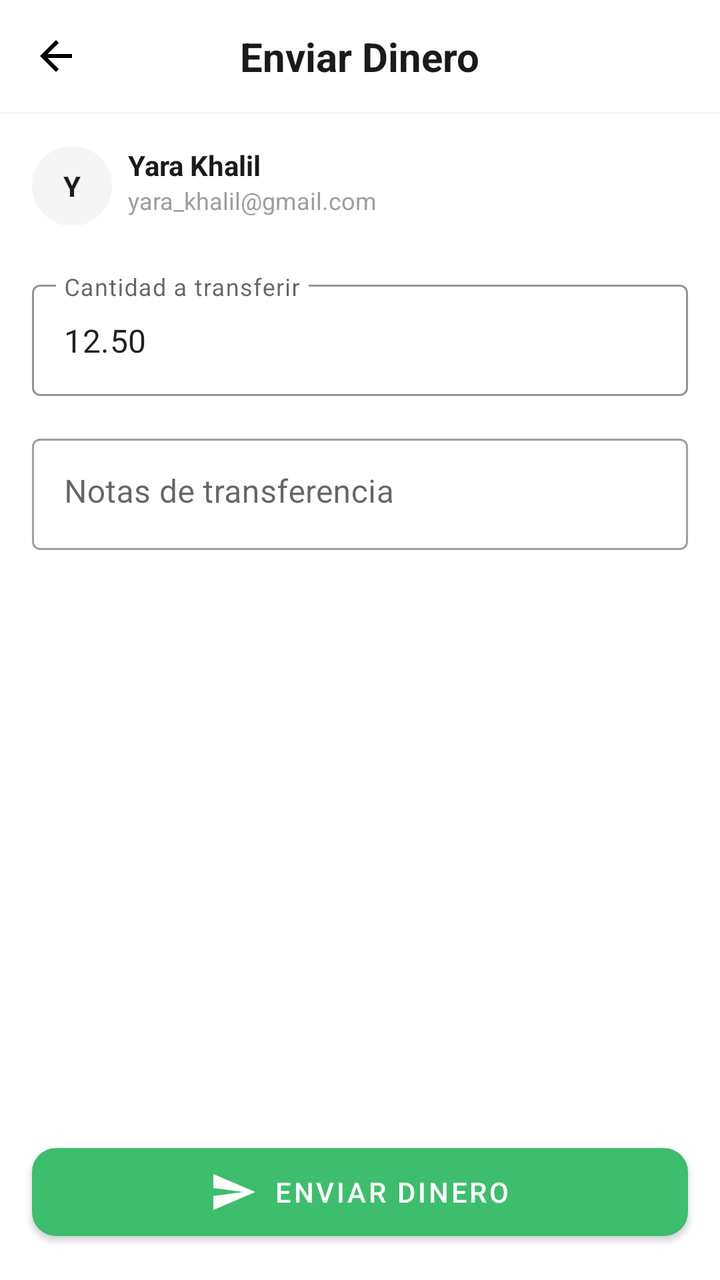
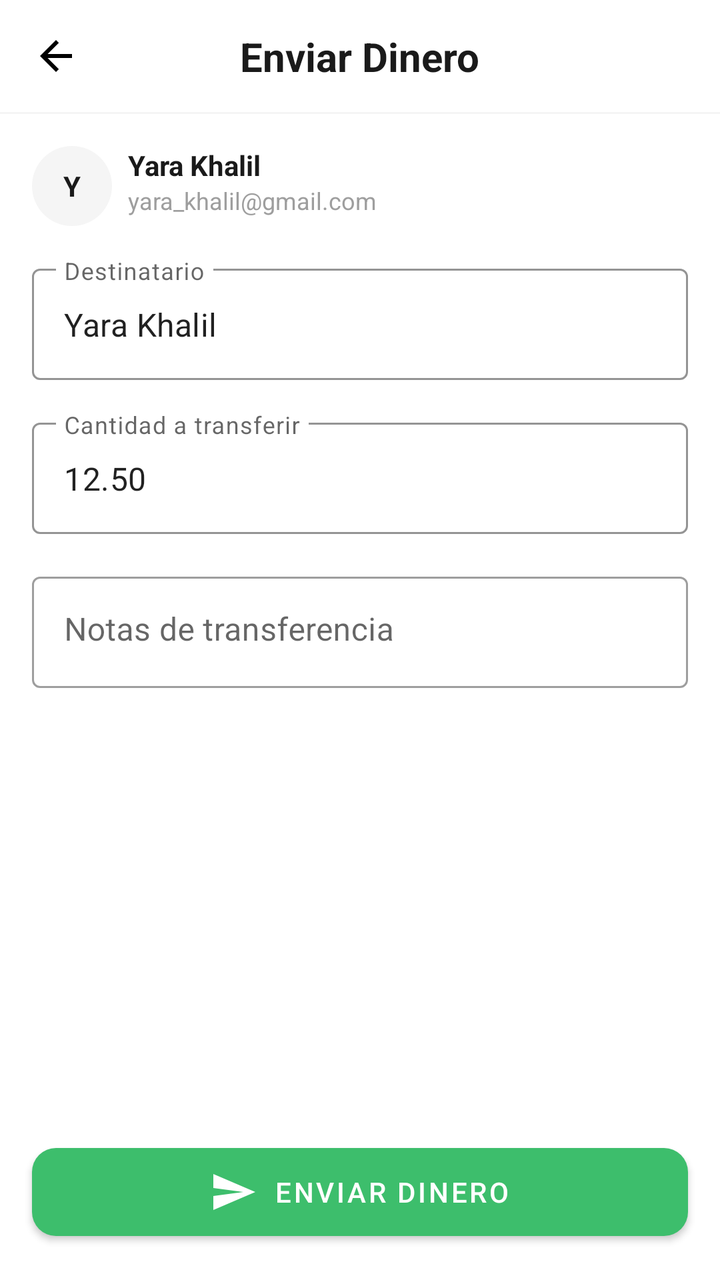

Before-and-after screenshots of an Android layout around one commit, followed by the original layout XML and the change that was made.
<!-- AndroidManifest.xml: application theme Theme.AlkeWallet -->
<!-- res/layout/activity_send_money.xml -->
<?xml version="1.0" encoding="utf-8"?>
<androidx.constraintlayout.widget.ConstraintLayout xmlns:android="http://schemas.android.com/apk/res/android"
    xmlns:app="http://schemas.android.com/apk/res-auto"
    xmlns:tools="http://schemas.android.com/tools"
    android:layout_width="match_parent"
    android:layout_height="match_parent"
    android:background="@color/alke_white">

    <ImageView
        android:id="@+id/ivBack"
        android:layout_width="@dimen/size_icon"
        android:layout_height="@dimen/size_icon"
        android:layout_margin="@dimen/margin_normal"
        android:src="@drawable/ic_back"
        app:layout_constraintStart_toStartOf="parent"
        app:layout_constraintTop_toTopOf="parent" />

    <TextView
        android:id="@+id/tvTitle"
        android:layout_width="wrap_content"
        android:layout_height="wrap_content"
        android:text="@string/send_title"
        android:textColor="@color/alke_black"
        android:textSize="@dimen/text_title"
        android:textStyle="bold"
        app:layout_constraintBottom_toBottomOf="@+id/ivBack"
        app:layout_constraintEnd_toEndOf="parent"
        app:layout_constraintStart_toStartOf="parent"
        app:layout_constraintTop_toTopOf="@+id/ivBack" />

    <View
        android:id="@+id/separator"
        android:layout_width="match_parent"
        android:layout_height="1dp"
        android:layout_marginTop="@dimen/margin_normal"
        android:background="@color/alke_gray_bg"
        app:layout_constraintTop_toBottomOf="@+id/ivBack" />

    
    <TextView
        android:id="@+id/tvInitial"
        android:layout_width="40dp"
        android:layout_height="40dp"
        android:layout_margin="@dimen/margin_normal"
        android:background="@drawable/bg_circle_gray"
        android:gravity="center"
        android:text="@string/placeholder_initial"
        android:textColor="@color/alke_black"
        android:textStyle="bold"
        app:layout_constraintStart_toStartOf="parent"
        app:layout_constraintTop_toBottomOf="@+id/separator" />

    <TextView
        android:id="@+id/tvRecipientName"
        android:layout_width="wrap_content"
        android:layout_height="wrap_content"
        android:layout_marginStart="@dimen/margin_small"
        android:text="@string/placeholder_recipient_name"
        android:textColor="@color/alke_black"
        android:textStyle="bold"
        app:layout_constraintStart_toEndOf="@+id/tvInitial"
        app:layout_constraintTop_toTopOf="@+id/tvInitial" />

    <TextView
        android:id="@+id/tvRecipientEmail"
        android:layout_width="wrap_content"
        android:layout_height="wrap_content"
        android:text="@string/placeholder_recipient_email"
        android:textColor="@color/alke_gray_text"
        android:textSize="@dimen/text_caption"
        app:layout_constraintStart_toStartOf="@+id/tvRecipientName"
        app:layout_constraintTop_toBottomOf="@+id/tvRecipientName" />

    <com.google.android.material.textfield.TextInputLayout
        android:id="@+id/tilAmount"
        style="@style/Widget.MaterialComponents.TextInputLayout.OutlinedBox"
        android:layout_width="0dp"
        android:layout_height="wrap_content"
        android:layout_marginHorizontal="@dimen/margin_normal"
        android:layout_marginTop="@dimen/margin_large"
        android:hint="@string/label_amount_send"
        app:boxStrokeColor="@color/alke_blue_primary"
        app:layout_constraintEnd_toEndOf="parent"
        app:layout_constraintStart_toStartOf="parent"
        app:layout_constraintTop_toBottomOf="@+id/tvInitial">

        <com.google.android.material.textfield.TextInputEditText
            android:id="@+id/etAmount"
            android:layout_width="match_parent"
            android:layout_height="wrap_content"
            android:inputType="numberDecimal"
            android:text="@string/placeholder_amount_send" />

    </com.google.android.material.textfield.TextInputLayout>

    <com.google.android.material.textfield.TextInputLayout
        android:id="@+id/tilNotes"
        style="@style/Widget.MaterialComponents.TextInputLayout.OutlinedBox"
        android:layout_width="0dp"
        android:layout_height="wrap_content"
        android:layout_marginHorizontal="@dimen/margin_normal"
        android:layout_marginTop="@dimen/margin_normal"
        android:hint="@string/label_notes"
        android:minHeight="120dp"
        app:layout_constraintEnd_toEndOf="parent"
        app:layout_constraintStart_toStartOf="parent"
        app:layout_constraintTop_toBottomOf="@+id/tilAmount">

        <com.google.android.material.textfield.TextInputEditText
            android:id="@+id/etNotes"
            android:layout_width="match_parent"
            android:layout_height="wrap_content"
            android:gravity="top"
            android:inputType="textMultiLine" />

    </com.google.android.material.textfield.TextInputLayout>

    <com.google.android.material.button.MaterialButton
        android:id="@+id/btnEnviarDinero"
        android:layout_width="0dp"
        android:layout_height="@dimen/height_button"
        android:layout_margin="@dimen/margin_normal"
        android:text="@string/btn_send"
        android:textColor="@color/alke_white"
        app:backgroundTint="@color/alke_green_action"
        app:cornerRadius="@dimen/radius_button"
        app:icon="@drawable/ic_send"
        app:iconGravity="textStart"
        app:layout_constraintBottom_toBottomOf="parent"
        app:layout_constraintEnd_toEndOf="parent"
        app:layout_constraintStart_toStartOf="parent" />

</androidx.constraintlayout.widget.ConstraintLayout>
<!-- resources referenced by this layout -->
<resources>
  <color name="alke_black">#1A1A1A</color>
  <color name="alke_blue_primary">#4A90D9</color>
  <color name="alke_gray_bg">#F5F5F5</color>
  <color name="alke_gray_text">#9E9E9E</color>
  <color name="alke_green_action">#3DBE6C</color>
  <color name="alke_white">#FFFFFF</color>
  <dimen name="height_button">56dp</dimen>
  <dimen name="margin_large">24dp</dimen>
  <dimen name="margin_normal">16dp</dimen>
  <dimen name="margin_small">8dp</dimen>
  <dimen name="radius_button">12dp</dimen>
  <dimen name="size_icon">24dp</dimen>
  <dimen name="text_caption">12sp</dimen>
  <dimen name="text_title">20sp</dimen>
  <!-- drawable bg_circle_gray (drawable) -->
  <?xml version="1.0" encoding="utf-8"?>
  <shape xmlns:android="http://schemas.android.com/apk/res/android"
      android:shape="oval">
      <solid android:color="@color/alke_gray_bg" />
  </shape>
  <!-- drawable ic_back (drawable) -->
  <vector xmlns:android="http://schemas.android.com/apk/res/android"
      android:width="24dp"
      android:height="24dp"
      android:viewportWidth="24"
      android:viewportHeight="24">
      <path
          android:fillColor="#000000"
          android:pathData="M20,11H7.83l5.59,-5.59L12,4l-8,8 8,8 1.41,-1.41L7.83,13H20v-2z" />
  </vector>
  <!-- drawable ic_send (drawable) -->
  <vector xmlns:android="http://schemas.android.com/apk/res/android"
      android:width="24dp"
      android:height="24dp"
      android:viewportWidth="24"
      android:viewportHeight="24">
      <path
          android:fillColor="#FFFFFF"
          android:pathData="M2.01,21L23,12 2.01,3 2,10l15,2 -15,2z" />
  </vector>
  <string name="btn_send">Enviar Dinero</string>
  <string name="label_amount_send">Cantidad a transferir</string>
  <string name="label_notes">Notas de transferencia</string>
  <string name="placeholder_amount_send">12.50</string>
  <string name="placeholder_initial">Y</string>
  <string name="placeholder_recipient_email">yara_khalil@gmail.com</string>
  <string name="placeholder_recipient_name">Yara Khalil</string>
  <string name="send_title">Enviar Dinero</string>
  <style name="Theme.AlkeWallet" parent="Theme.MaterialComponents.DayNight.NoActionBar">
          <item name="colorPrimary">@color/alke_blue_primary</item>
          <item name="colorPrimaryVariant">@color/alke_blue_dark</item>
          <item name="colorOnPrimary">@color/alke_white</item>
          <item name="colorSecondary">@color/alke_green_action</item>
          <item name="colorOnSecondary">@color/alke_white</item>
      </style>
  <color name="alke_blue_dark">#1A87DD</color>
</resources>

<!-- the commit's change to res/layout/activity_send_money.xml (unified diff, before → after) -->
@@ -71,18 +71,42 @@
         app:layout_constraintStart_toStartOf="@+id/tvRecipientName"
         app:layout_constraintTop_toBottomOf="@+id/tvRecipientName" />
 
+    
+    <com.google.android.material.textfield.TextInputLayout
+        android:id="@+id/tilRecipient"
+        style="@style/Widget.MaterialComponents.TextInputLayout.OutlinedBox"
+        android:layout_width="0dp"
+        android:layout_height="wrap_content"
+        android:layout_marginHorizontal="@dimen/margin_normal"
+        android:layout_marginTop="@dimen/margin_normal"
+        android:hint="Destinatario"
+        app:boxStrokeColor="@color/alke_blue_primary"
+        app:layout_constraintEnd_toEndOf="parent"
+        app:layout_constraintStart_toStartOf="parent"
+        app:layout_constraintTop_toBottomOf="@+id/tvInitial">
+
+        <com.google.android.material.textfield.TextInputEditText
+            android:id="@+id/etRecipient"
+            android:layout_width="match_parent"
+            android:layout_height="wrap_content"
+            android:inputType="textPersonName"
+            android:text="@string/placeholder_recipient_name" />
+
+    </com.google.android.material.textfield.TextInputLayout>
+
+    
     <com.google.android.material.textfield.TextInputLayout
         android:id="@+id/tilAmount"
         style="@style/Widget.MaterialComponents.TextInputLayout.OutlinedBox"
         android:layout_width="0dp"
         android:layout_height="wrap_content"
         android:layout_marginHorizontal="@dimen/margin_normal"
-        android:layout_marginTop="@dimen/margin_large"
+        android:layout_marginTop="@dimen/margin_normal"
         android:hint="@string/label_amount_send"
         app:boxStrokeColor="@color/alke_blue_primary"
         app:layout_constraintEnd_toEndOf="parent"
         app:layout_constraintStart_toStartOf="parent"
-        app:layout_constraintTop_toBottomOf="@+id/tvInitial">
+        app:layout_constraintTop_toBottomOf="@+id/tilRecipient">
 
         <com.google.android.material.textfield.TextInputEditText
             android:id="@+id/etAmount"
@@ -93,6 +117,7 @@
 
     </com.google.android.material.textfield.TextInputLayout>
 
+    
     <com.google.android.material.textfield.TextInputLayout
         android:id="@+id/tilNotes"
         style="@style/Widget.MaterialComponents.TextInputLayout.OutlinedBox"
<!-- resource entries referenced after the edit -->
@@ -7,7 +7,6 @@
   <color name="alke_green_action">#3DBE6C</color>
   <color name="alke_white">#FFFFFF</color>
   <dimen name="height_button">56dp</dimen>
-  <dimen name="margin_large">24dp</dimen>
   <dimen name="margin_normal">16dp</dimen>
   <dimen name="margin_small">8dp</dimen>
   <dimen name="radius_button">12dp</dimen>
